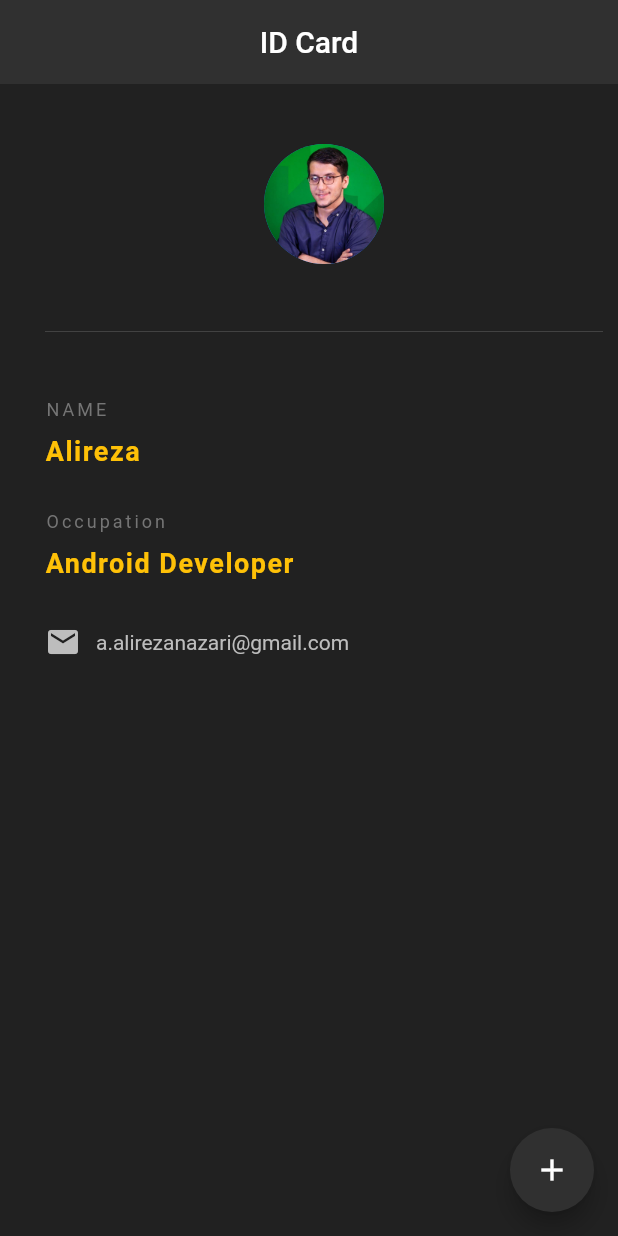
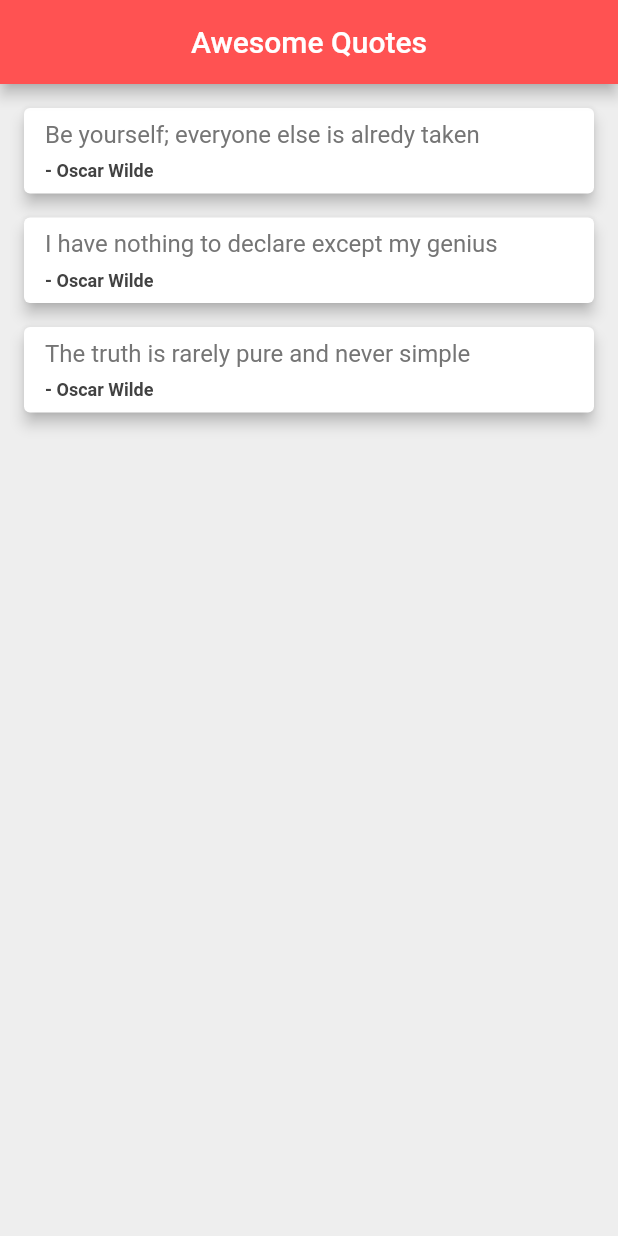
Before and after one commit to alirezanazari/FlutterSimpleApp, a Flutter app: the screen it shows after launch, on a phone screen of 412 x 824 dp. Run offline on Flutter 3.47's test engine with Material 2 defaults, Android fonts, the phone set to English and light mode, and no system bars.

Commit message:
Add - Quote list

```diff
--- a/lib/main.dart
+++ b/lib/main.dart
@@ -1,8 +1,9 @@
 import 'package:flutter/cupertino.dart';
 import 'package:flutter/material.dart';
+import 'package:flutterapp/quote.dart';
 
 void main() => runApp(MaterialApp(
-      home: Home(),
+      home: QuoteList(),
     ));
 
 class Home extends StatefulWidget {
@@ -11,7 +12,6 @@ class Home extends StatefulWidget {
 }
 
 class _HomeState extends State<Home> {
-
   String name = 'Alireza';
 
   @override
@@ -25,14 +25,14 @@ class _HomeState extends State<Home> {
           backgroundColor: Colors.grey[850],
         ),
         floatingActionButton: FloatingActionButton(
-          onPressed: (){
+          onPressed: () {
             setState(() {
               name = 'Alireza Nazari';
             });
           },
           backgroundColor: Colors.grey[850],
           child: Icon(
-            Icons.add ,
+            Icons.add,
             color: Colors.white,
           ),
         ),
@@ -58,7 +58,7 @@ class _HomeState extends State<Home> {
                       letterSpacing: 2,
                       fontWeight: FontWeight.normal)),
               SizedBox(height: 10),
-              Text(name ,
+              Text(name,
                   style: TextStyle(
                       color: Colors.amber,
                       fontSize: 18,
@@ -95,3 +95,70 @@ class _HomeState extends State<Home> {
         ));
   }
 }
+
+class QuoteList extends StatefulWidget {
+  @override
+  _QuoteListState createState() => _QuoteListState();
+}
+
+class _QuoteListState extends State<QuoteList> {
+  List<Quote> quotes = [
+    Quote(
+        text: 'Be yourself; everyone else is alredy taken',
+        author: 'Oscar Wilde'),
+    Quote(
+        text: 'I have nothing to declare except my genius',
+        author: 'Oscar Wilde'),
+    Quote(
+        text: 'The truth is rarely pure and never simple',
+        author: 'Oscar Wilde'),
+  ];
+
+  @override
+  Widget build(BuildContext context) {
+    return Scaffold(
+      backgroundColor: Colors.grey[200],
+      appBar: AppBar(
+        title: Text('Awesome Quotes'),
+        centerTitle: true,
+        backgroundColor: Colors.redAccent,
+      ),
+      body: Column(
+        crossAxisAlignment: CrossAxisAlignment.start,
+        children: quotes.map((quote) => getQuoteTemplate(quote)).toList(),
+      ),
+    );
+  }
+
+  Widget getQuoteTemplate(Quote quote){
+    return Card(
+      margin: EdgeInsets.fromLTRB(16.0, 16.0, 16.0, 0),
+      elevation: 4,
+      child: Padding(
+        padding: const EdgeInsets.symmetric(horizontal: 14.0 , vertical: 8.0),
+        child: Column(
+          crossAxisAlignment: CrossAxisAlignment.stretch,
+          children: <Widget>[
+            Text(
+              quote.text ,
+              style: TextStyle(
+                color: Colors.grey[600],
+                fontSize: 16
+              ),
+            ),
+            SizedBox(height: 8),
+            Text(
+              '- ${quote.author}' ,
+              style: TextStyle(
+                color: Colors.grey[800],
+                fontSize: 12,
+                fontWeight: FontWeight.bold
+              ),
+            )
+          ],
+        ),
+      ) ,
+    );
+  }
+
+}
--- /dev/null
+++ b/lib/quote.dart
@@ -0,0 +1,9 @@
+
+class Quote{
+
+  String text;
+  String author;
+
+  Quote({this.text, this.author});
+
+}
```
